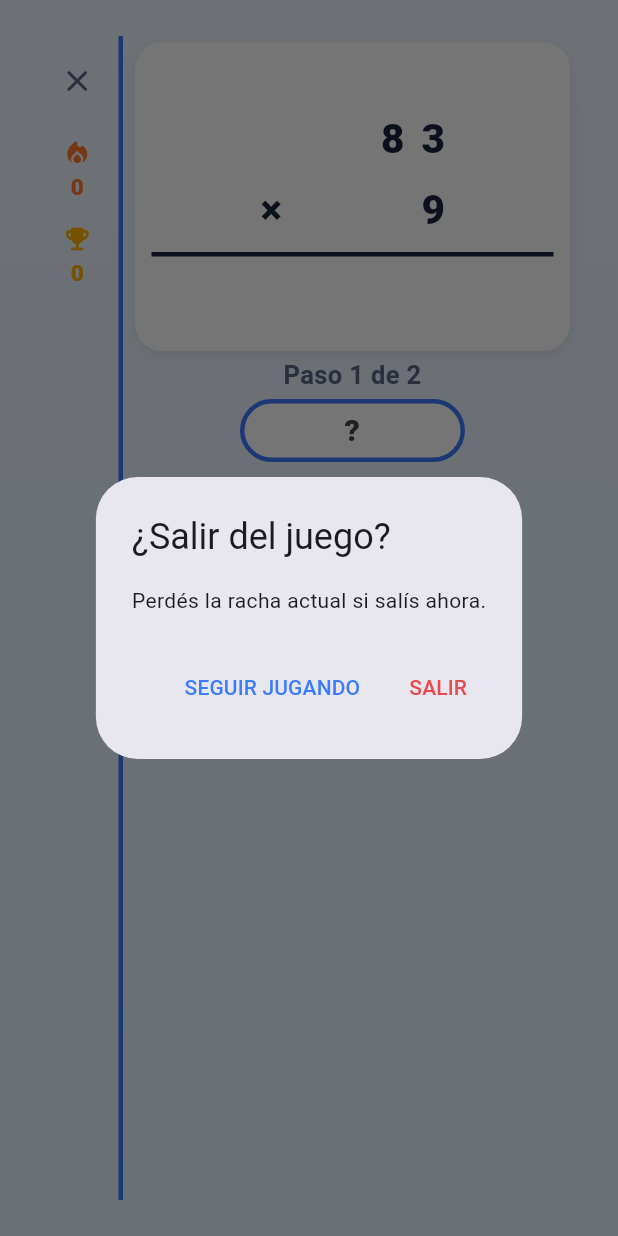
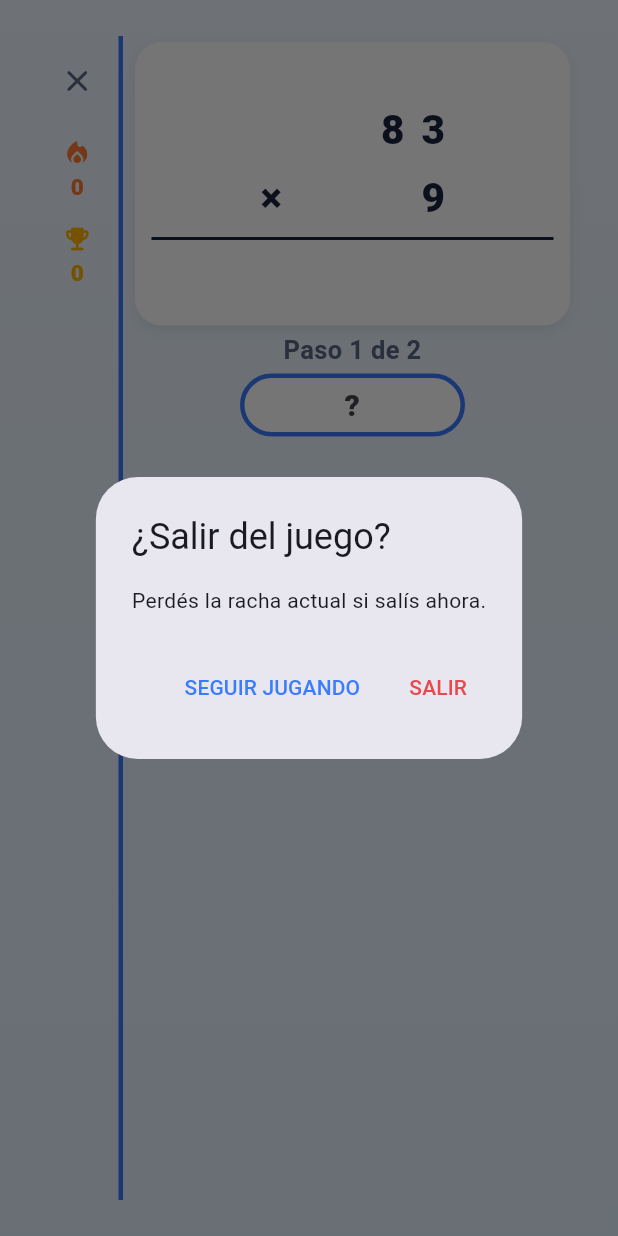
Before and after one commit to BSanFrancisco/EnColumna, a Flutter app: the GameScreen screen opened directly with empty values, after a tap on the "close" icon, on a phone screen of 412 x 824 dp. Run offline on Flutter 3.47's test engine with Material 3 defaults, Android fonts, the phone set to English and light mode, and no system bars; our stand-ins replace shared_preferences; accounts and stored records are empty.

```diff
--- a/lib/screens/game_screen.dart
+++ b/lib/screens/game_screen.dart
@@ -718,7 +718,7 @@ class _VerticalProblem extends StatelessWidget {
   }) {
     final double size = fontSize ?? _fontSize;
     return Padding(
-      padding: const EdgeInsets.symmetric(vertical: 4),
+      padding: const EdgeInsets.symmetric(vertical: 3),
       child: Row(
         mainAxisSize: MainAxisSize.min,
         children: <Widget>[
@@ -755,8 +755,8 @@ class _VerticalProblem extends StatelessWidget {
 
   Widget _divider() {
     return Container(
-      height: 3,
-      margin: const EdgeInsets.symmetric(vertical: 5),
+      height: 2,
+      margin: const EdgeInsets.symmetric(vertical: 4),
       color: AppColors.textDark,
     );
   }
@@ -842,7 +842,7 @@ class _VerticalProblem extends StatelessWidget {
     }
 
     return Container(
-      padding: const EdgeInsets.symmetric(horizontal: 11, vertical: 12),
+      padding: const EdgeInsets.symmetric(horizontal: 11, vertical: 9),
       decoration: BoxDecoration(
         color: AppColors.cardWhite,
         borderRadius: BorderRadius.circular(18),
```
Also changed, not shown: 2 other files.
